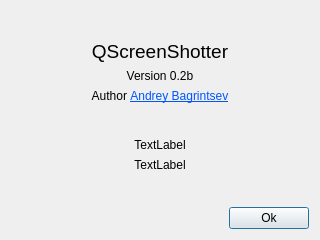
The window that src/aboutdialog.ui (sb0y/QScreenShotter) describes before a commit, drawn with Qt 5.
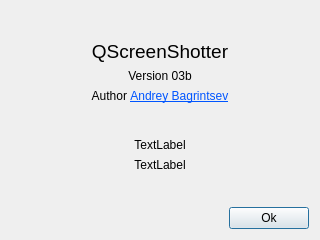
The same window after the commit.

Patch:
```diff
--- a/src/aboutdialog.ui
+++ b/src/aboutdialog.ui
@@ -47,7 +47,7 @@
      <item>
       <widget class="QLabel" name="label_3">
        <property name="text">
-        <string>Version 0.2b</string>
+        <string>Version 03b</string>
        </property>
        <property name="alignment">
         <set>Qt::AlignCenter</set>
```
